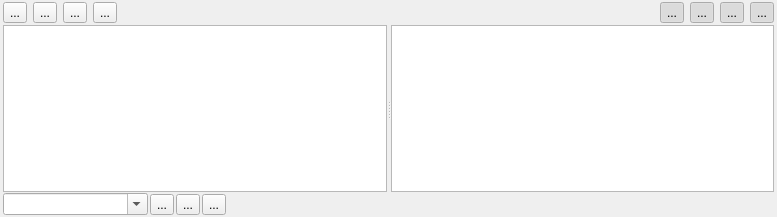
timi-liuliang/echo, file engine/modules/anim/editor/TimelinePanel/TimelinePanel.ui: the form before one commit.
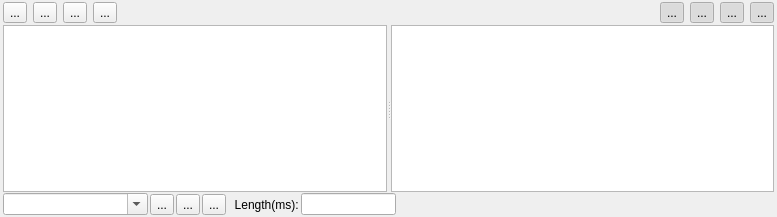
The form after the commit.

Commit message: Edit AnimClip Length #267

```diff
--- a/engine/modules/anim/editor/TimelinePanel/TimelinePanel.ui
+++ b/engine/modules/anim/editor/TimelinePanel/TimelinePanel.ui
@@ -270,6 +270,29 @@
         </property>
        </widget>
       </item>
+      <item>
+       <widget class="QLabel" name="label">
+        <property name="text">
+         <string>  Length(ms):</string>
+        </property>
+       </widget>
+      </item>
+      <item>
+       <widget class="QLineEdit" name="m_clipLengthLineEdit">
+        <property name="minimumSize">
+         <size>
+          <width>0</width>
+          <height>0</height>
+         </size>
+        </property>
+        <property name="maximumSize">
+         <size>
+          <width>95</width>
+          <height>16777215</height>
+         </size>
+        </property>
+       </widget>
+      </item>
       <item>
        <spacer name="horizontalSpacer_2">
         <property name="orientation">
@@ -277,7 +300,7 @@
         </property>
         <property name="sizeHint" stdset="0">
          <size>
-          <width>568</width>
+          <width>40</width>
           <height>20</height>
          </size>
         </property>
```
The commit also changes 2 other files.
